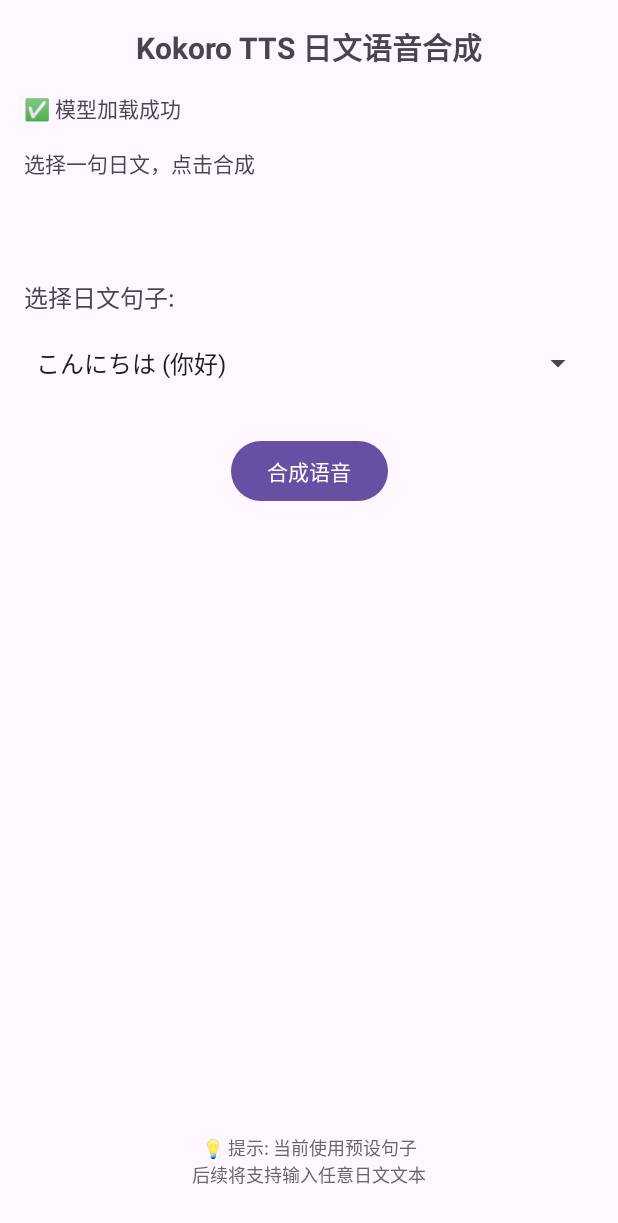
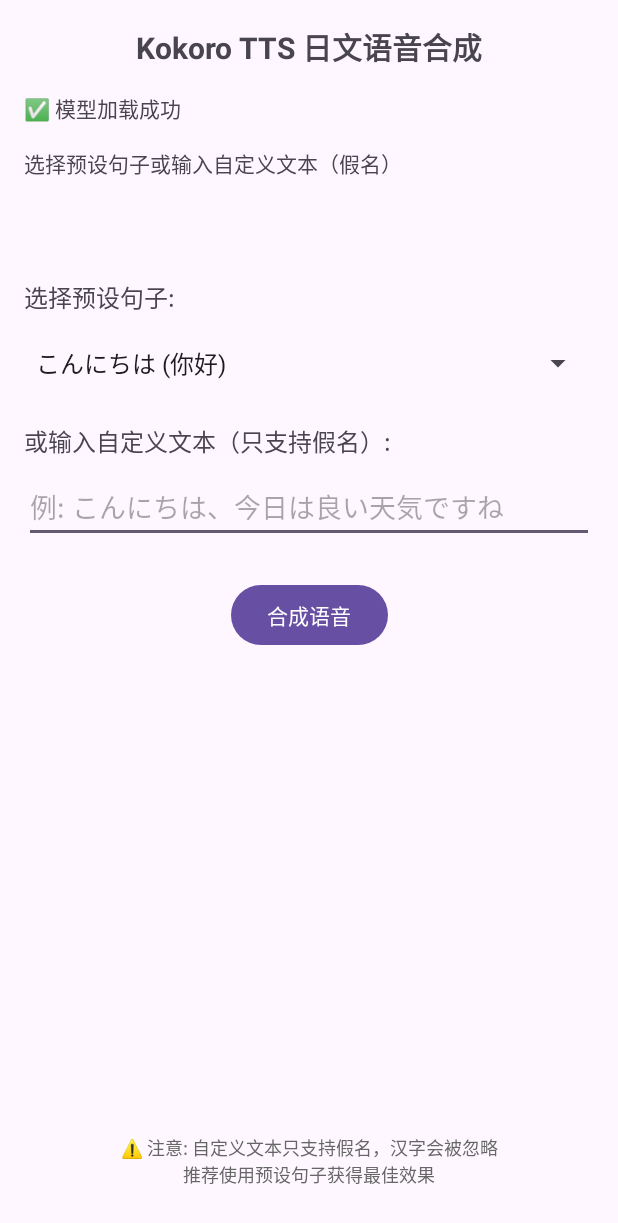
Before and after one commit to lemonhall/kokoro-ja-demo, an Android app: the screen it shows after launch (MainActivity), on a phone screen of 412 x 824 dp. Shown: the top 1223 px of the screen. Run offline under Robolectric (Android 15) with nearby library versions, the phone set to English and light mode, and no system bars; libraries missing offline, so code that uses them is left out: ai.onnxruntime; 1 statement that could not run was skipped.

Commit message:
暂时支持了片假名的那些的自定义输入

```diff
--- a/app/src/main/res/layout/activity_main.xml
+++ b/app/src/main/res/layout/activity_main.xml
@@ -39,7 +39,7 @@
         android:id="@+id/selectLabel"
         android:layout_width="wrap_content"
         android:layout_height="wrap_content"
-        android:text="选择日文句子:"
+        android:text="选择预设句子:"
         android:textSize="16sp"
         app:layout_constraintTop_toBottomOf="@id/statusText"
         app:layout_constraintStart_toStartOf="parent"
@@ -55,13 +55,36 @@
         app:layout_constraintEnd_toEndOf="parent"
         android:layout_marginTop="8dp"/>
 
+    <TextView
+        android:id="@+id/customLabel"
+        android:layout_width="wrap_content"
+        android:layout_height="wrap_content"
+        android:text="或输入自定义文本（只支持假名）:"
+        android:textSize="16sp"
+        app:layout_constraintTop_toBottomOf="@id/sentenceSpinner"
+        app:layout_constraintStart_toStartOf="parent"
+        android:layout_marginTop="16dp"/>
+
+    <EditText
+        android:id="@+id/customTextInput"
+        android:layout_width="0dp"
+        android:layout_height="wrap_content"
+        android:hint="例: こんにちは、今日は良い天気ですね"
+        android:minHeight="48dp"
+        android:maxLines="3"
+        android:inputType="text"
+        app:layout_constraintTop_toBottomOf="@id/customLabel"
+        app:layout_constraintStart_toStartOf="parent"
+        app:layout_constraintEnd_toEndOf="parent"
+        android:layout_marginTop="8dp"/>
+
     <Button
         android:id="@+id/synthesizeButton"
         android:layout_width="wrap_content"
         android:layout_height="wrap_content"
         android:text="合成语音"
         android:enabled="false"
-        app:layout_constraintTop_toBottomOf="@id/sentenceSpinner"
+        app:layout_constraintTop_toBottomOf="@id/customTextInput"
         app:layout_constraintStart_toStartOf="parent"
         app:layout_constraintEnd_toEndOf="parent"
         android:layout_marginTop="24dp"/>
@@ -70,7 +93,7 @@
         android:id="@+id/hintText"
         android:layout_width="0dp"
         android:layout_height="wrap_content"
-        android:text="💡 提示: 当前使用预设句子\n后续将支持输入任意日文文本"
+        android:text="⚠️ 注意: 自定义文本只支持假名，汉字会被忽略\n推荐使用预设句子获得最佳效果"
         android:textSize="12sp"
         android:textColor="#666666"
         android:gravity="center"
```
Also changed, not shown: app/src/main/java/com/lsl/kokoro_ja_android/MainActivity.kt (+74 -3 lines), app/src/main/java/com/lsl/kokoro_ja_android/SimpleJapaneseG2P.kt (added, +179 -0 lines).
